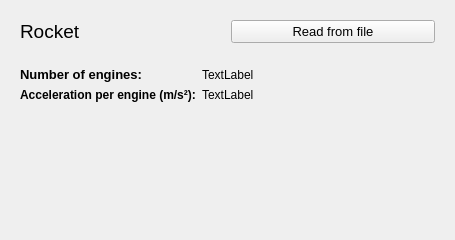
Qt form rocketwidget.ui (BrinzasVlad/Space-Challenge) before a commit.
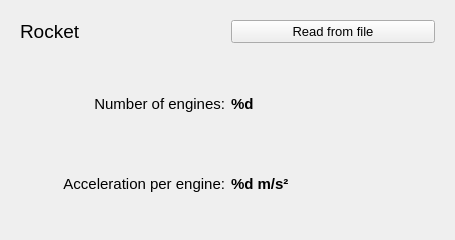
The same form after that commit. The open tabs and pages were chosen to show the change.

```diff
--- a/rocketwidget.ui
+++ b/rocketwidget.ui
@@ -60,31 +60,45 @@
       </layout>
      </widget>
      <widget class="QWidget" name="rocketDisplayPage">
-      <layout class="QFormLayout" name="formLayout">
+      <layout class="QGridLayout" name="gridLayout" columnstretch="0,0">
+       <item row="1" column="1">
+        <widget class="QLabel" name="rocketAccelerationPerEngineField">
+         <property name="font">
+          <font>
+           <pointsize>11</pointsize>
+           <bold>true</bold>
+          </font>
+         </property>
+         <property name="text">
+          <string>%d m/s²</string>
+         </property>
+        </widget>
+       </item>
        <item row="0" column="0">
         <widget class="QLabel" name="rocketNumberOfEnginesLabel">
          <property name="font">
           <font>
-           <pointsize>10</pointsize>
-           <bold>true</bold>
+           <pointsize>11</pointsize>
           </font>
          </property>
          <property name="text">
           <string>Number of engines:</string>
          </property>
+         <property name="alignment">
+          <set>Qt::AlignmentFlag::AlignRight|Qt::AlignmentFlag::AlignTrailing|Qt::AlignmentFlag::AlignVCenter</set>
+         </property>
         </widget>
        </item>
        <item row="0" column="1">
         <widget class="QLabel" name="rocketNumberOfEnginesField">
-         <property name="text">
-          <string>TextLabel</string>
+         <property name="font">
+          <font>
+           <pointsize>11</pointsize>
+           <bold>true</bold>
+          </font>
          </property>
-        </widget>
-       </item>
-       <item row="1" column="1">
-        <widget class="QLabel" name="rocketAccelerationPerEngineField">
          <property name="text">
-          <string>TextLabel</string>
+          <string>%d</string>
          </property>
         </widget>
        </item>
@@ -92,11 +106,14 @@
         <widget class="QLabel" name="rocketAccelerationPerEngineLabel">
          <property name="font">
           <font>
-           <bold>true</bold>
+           <pointsize>11</pointsize>
           </font>
          </property>
          <property name="text">
-          <string>Acceleration per engine (m/s²):</string>
+          <string>Acceleration per engine:</string>
+         </property>
+         <property name="alignment">
+          <set>Qt::AlignmentFlag::AlignRight|Qt::AlignmentFlag::AlignTrailing|Qt::AlignmentFlag::AlignVCenter</set>
          </property>
         </widget>
        </item>
```
Left out of the diff: 9 changed lines with no effect on the pictures.
